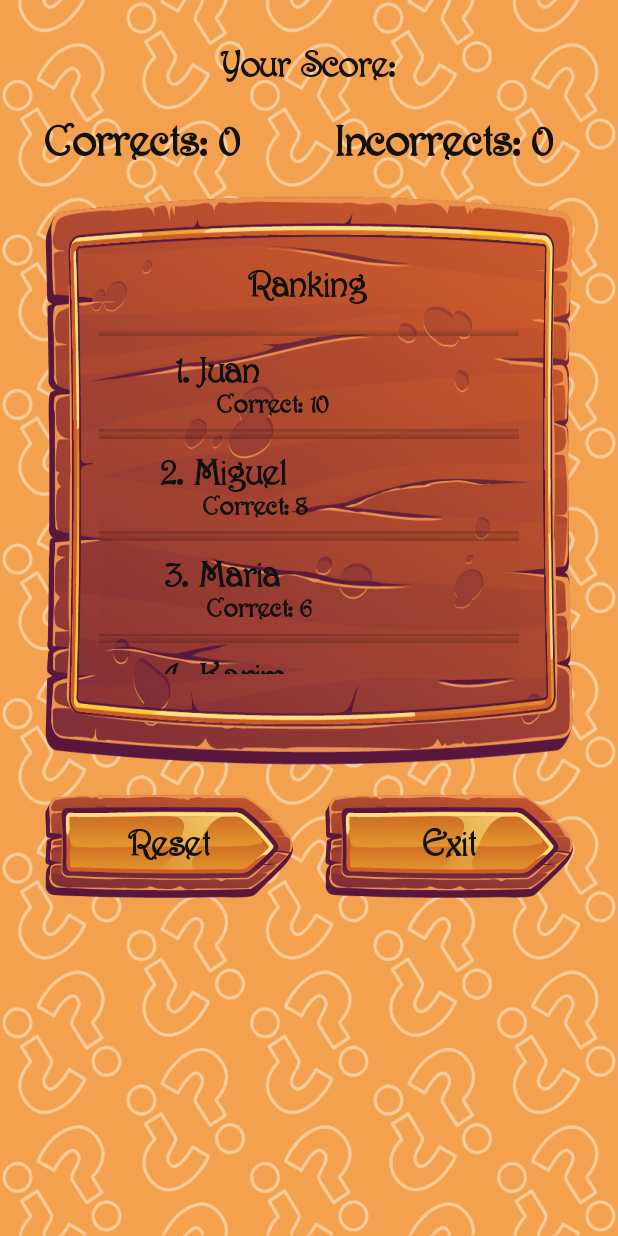
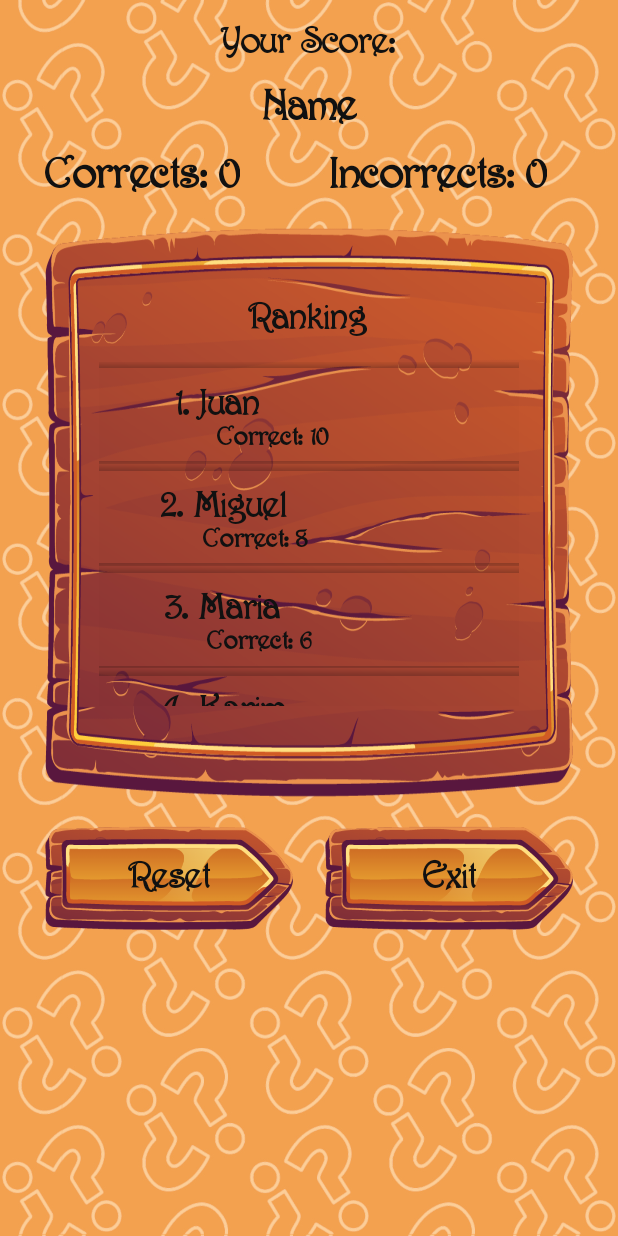
Before and after one commit to Mirak30/QuizApp, an Android app: the Result screen opened directly, with no data from a screen before it, on a phone screen of 412 x 824 dp. Run offline under Robolectric (Android 15) with nearby library versions, the phone set to English and light mode, and no system bars.

Commit message:
Modificado de resultados

```diff
--- a/app/src/main/java/com/example/prueba_quiz/MainActivity.java
+++ b/app/src/main/java/com/example/prueba_quiz/MainActivity.java
@@ -200,7 +200,6 @@ public class MainActivity extends AppCompatActivity {
             db.insertDifficultQuestionVideogames("¿En que año fue lanzado Super Mario 64?", "1995",
                     "1996", "1998", "1999", "1996");
 
-
             Handler handler = new Handler();
             handler.postDelayed(new Runnable() {
                 @Override
--- a/app/src/main/java/com/example/prueba_quiz/Result.java
+++ b/app/src/main/java/com/example/prueba_quiz/Result.java
@@ -20,6 +20,7 @@ public class Result extends AppCompatActivity {
     String s1[], s2[];
     int result;
     int resultIncorrects;
+
     @Override
     protected void onCreate(Bundle savedInstanceState) {
         super.onCreate(savedInstanceState);
@@ -29,11 +30,11 @@ public class Result extends AppCompatActivity {
         resultIncorrects = getIntent().getIntExtra("resultIncorrect",0);
         TextView resultFinal = findViewById(R.id.textResult);
         TextView resultFinalIncorrect = findViewById(R.id.textPointsIncorrects);
+        TextView nameResult = findViewById(R.id.textNameResult);
         String sc=Integer.toString(result);
         String si=Integer.toString(resultIncorrects);
         resultFinal.setText(sc);
         resultFinalIncorrect.setText(si);
-
 
         recyclerView = findViewById(R.id.RecycleViewRanking);
 
@@ -43,6 +44,7 @@ public class Result extends AppCompatActivity {
         MyAdapter myAdapter = new MyAdapter(this, s1, s2);
         recyclerView.setAdapter(myAdapter);
         recyclerView.setLayoutManager(new LinearLayoutManager(this));
+
         configureButton();
     }
 
--- a/app/src/main/res/layout/activity_result.xml
+++ b/app/src/main/res/layout/activity_result.xml
@@ -68,7 +68,7 @@
         android:id="@+id/textScore"
         android:layout_width="wrap_content"
         android:layout_height="wrap_content"
-        android:layout_marginTop="32dp"
+        android:layout_marginTop="16dp"
         android:fontFamily="@font/harringt"
         android:text="Your Score:"
         android:textAlignment="center"
@@ -85,7 +85,7 @@
         android:layout_width="wrap_content"
         android:layout_height="wrap_content"
         android:layout_marginStart="8dp"
-        android:layout_marginTop="24dp"
+        android:layout_marginTop="16dp"
         android:fontFamily="@font/harringt"
         android:text="0"
         android:textAlignment="center"
@@ -93,7 +93,7 @@
         android:textSize="30sp"
         android:textStyle="bold"
         app:layout_constraintStart_toEndOf="@+id/textCorrects"
-        app:layout_constraintTop_toBottomOf="@+id/textScore" />
+        app:layout_constraintTop_toBottomOf="@+id/textNameResult" />
 
     <ImageView
         android:id="@+id/imageView10"
@@ -114,35 +114,35 @@
         android:layout_width="wrap_content"
         android:layout_height="wrap_content"
         android:layout_marginStart="30dp"
-        android:layout_marginTop="24dp"
+        android:layout_marginTop="16dp"
         android:fontFamily="@font/harringt"
         android:text="Corrects:"
         android:textColor="#111111"
         android:textSize="30sp"
         android:textStyle="bold"
         app:layout_constraintStart_toStartOf="parent"
-        app:layout_constraintTop_toBottomOf="@+id/textScore" />
+        app:layout_constraintTop_toBottomOf="@+id/textNameResult" />
 
     <TextView
         android:id="@+id/textIncorrects"
         android:layout_width="wrap_content"
         android:layout_height="wrap_content"
-        android:layout_marginStart="64dp"
-        android:layout_marginTop="24dp"
+        android:layout_marginStart="60dp"
+        android:layout_marginTop="16dp"
         android:fontFamily="@font/harringt"
         android:text="Incorrects:"
         android:textColor="#111111"
         android:textSize="30sp"
         android:textStyle="bold"
         app:layout_constraintStart_toEndOf="@+id/textResult"
-        app:layout_constraintTop_toBottomOf="@+id/textScore" />
+        app:layout_constraintTop_toBottomOf="@+id/textNameResult" />
 
     <TextView
         android:id="@+id/textPointsIncorrects"
         android:layout_width="wrap_content"
         android:layout_height="wrap_content"
         android:layout_marginStart="8dp"
-        android:layout_marginTop="24dp"
+        android:layout_marginTop="16dp"
         android:layout_marginEnd="30dp"
         android:fontFamily="@font/harringt"
         android:text="0"
@@ -152,7 +152,7 @@
         app:layout_constraintEnd_toEndOf="parent"
         app:layout_constraintHorizontal_bias="0.0"
         app:layout_constraintStart_toEndOf="@+id/textIncorrects"
-        app:layout_constraintTop_toBottomOf="@+id/textScore" />
+        app:layout_constraintTop_toBottomOf="@+id/textNameResult" />
 
     <TextView
         android:id="@+id/textRanking"
@@ -180,4 +180,18 @@
         app:layout_constraintTop_toBottomOf="@+id/textRanking"
         app:layout_constraintVertical_bias="0.0" />
 
+    <TextView
+        android:id="@+id/textNameResult"
+        android:layout_width="wrap_content"
+        android:layout_height="wrap_content"
+        android:layout_marginTop="16dp"
+        android:text="Name"
+        android:fontFamily="@font/harringt"
+        android:textColor="#111111"
+        android:textSize="30sp"
+        android:textStyle="bold"
+        app:layout_constraintEnd_toEndOf="parent"
+        app:layout_constraintStart_toStartOf="parent"
+        app:layout_constraintTop_toBottomOf="@+id/textScore" />
+
 </androidx.constraintlayout.widget.ConstraintLayout>
```
Also changed, not shown: app/src/main/java/com/example/prueba_quiz/Menu.java (+15 -2 lines), app/src/main/java/com/example/prueba_quiz/Options.java (+13 -2 lines), app/src/main/res/layout/activity_main.xml (+5 -4 lines).
